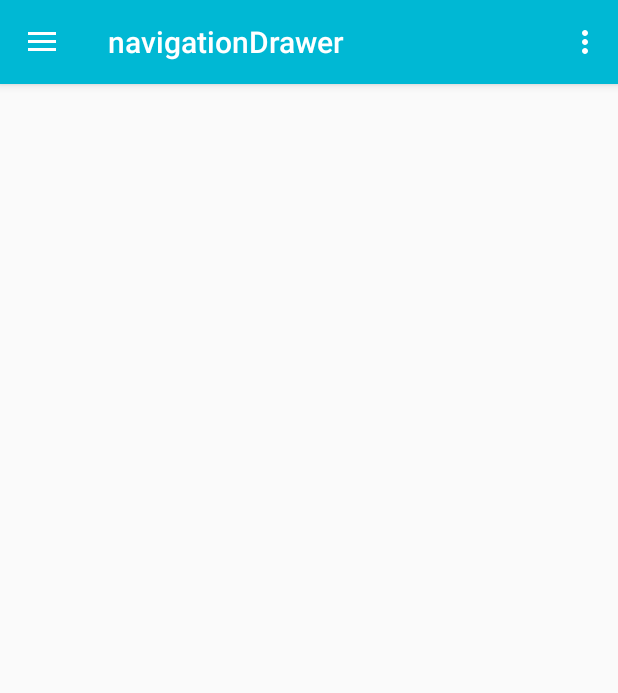
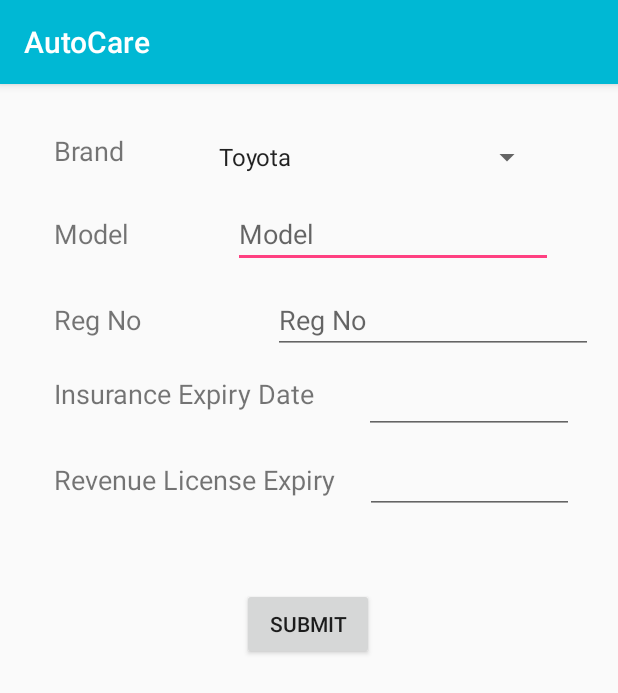
Before and after one commit to oshadaamila/AutoCare, an Android app: the screen it shows after launch once a user with an empty profile is signed in (navigationDrawer before the commit, select_vehicle after it), in the side drawer, after a tap on "Edit Vehicles", on a phone screen of 412 x 824 dp. Shown: the top 693 px of the screen. Run offline under Robolectric (Android 15) with nearby library versions, the phone set to English and light mode, and no system bars; our stand-ins replace Firebase (no records; nobody signed in at launch, a user with empty details on screens opened directly).

Commit message:
fire_base_connected

```diff
--- a/app/src/main/AndroidManifest.xml
+++ b/app/src/main/AndroidManifest.xml
@@ -51,7 +51,8 @@
         <activity
             android:name=".navigationDrawer"
             android:label="@string/title_activity_navigation_drawer"
-            android:theme="@style/AppTheme.NoActionBar"></activity>
+            android:theme="@style/AppTheme.NoActionBar" />
+        <activity android:name=".select_vehicle"></activity>
     </application>
 
 </manifest>
--- a/app/src/main/java/com/example/amila/autocare/home.java
+++ b/app/src/main/java/com/example/amila/autocare/home.java
@@ -19,8 +19,7 @@ public class home extends AppCompatActivity {
         super.onCreate(savedInstanceState);
         setContentView(R.layout.activity_home);
 
-        mPlanetTitles = getResources().getStringArray(R.array.planets_array);
-        mDrawerLayout = (DrawerLayout) findViewById(R.id.drawer_layout);
+       /* mDrawerLayout = (DrawerLayout) findViewById(R.id.drawer_layout);
         mDrawerList = (ListView) findViewById(R.id.navList);
 
         // Set the adapter for the list view
@@ -28,7 +27,7 @@ public class home extends AppCompatActivity {
                 R.layout.drawer_list_item, mPlanetTitles));
         // Set the list's click listener
         mDrawerList.setOnItemClickListener(new DrawerItemClickListener());
-        btn = findViewById(R.id.button3);
+        btn = findViewById(R.id.button3);*/
         finish();
         startActivity(new Intent(getApplicationContext(),navigationDrawer.class));
 
--- a/app/src/main/java/com/example/amila/autocare/navigationDrawer.java
+++ b/app/src/main/java/com/example/amila/autocare/navigationDrawer.java
@@ -1,5 +1,7 @@
 package com.example.amila.autocare;
 
+import android.app.Fragment;
+import android.app.FragmentManager;
 import android.content.Intent;
 import android.os.Bundle;
 import android.support.design.widget.FloatingActionButton;
@@ -26,7 +28,7 @@ public class navigationDrawer extends AppCompatActivity
         Toolbar toolbar = (Toolbar) findViewById(R.id.toolbar);
         setSupportActionBar(toolbar);
 
-
+        getSupportActionBar().setDisplayShowTitleEnabled(false);
 
         DrawerLayout drawer = (DrawerLayout) findViewById(R.id.drawer_layout);
         ActionBarDrawerToggle toggle = new ActionBarDrawerToggle(
@@ -76,18 +78,14 @@ public class navigationDrawer extends AppCompatActivity
         // Handle navigation view item clicks here.
         int id = item.getItemId();
 
-        if (id == R.id.nav_camera) {
-            // Handle the camera action
+        if (id == R.id.edit_vehicle) {
+            Intent intent =   new Intent(getApplicationContext(),select_vehicle.class);
+            startActivity(intent);
         } else if (id == R.id.logout) {
             FirebaseAuth.getInstance().signOut();
             finish();
             Intent intent =   new Intent(getApplicationContext(),MainActivity.class);
             startActivity(intent);
-
-        } else if (id == R.id.nav_slideshow) {
-
-        } else if (id == R.id.nav_manage) {
-
 
         }
 
--- /dev/null
+++ b/app/src/main/java/com/example/amila/autocare/select_vehicle.java
@@ -0,0 +1,47 @@
+package com.example.amila.autocare;
+
+import android.app.DatePickerDialog;
+import android.app.DialogFragment;
+import android.icu.util.Calendar;
+import android.os.Build;
+import android.support.annotation.RequiresApi;
+import android.support.design.widget.NavigationView;
+import android.support.v4.widget.DrawerLayout;
+import android.support.v7.app.ActionBarDrawerToggle;
+import android.support.v7.app.AppCompatActivity;
+import android.os.Bundle;
+import android.util.Log;
+import android.view.View;
+import android.widget.ArrayAdapter;
+import android.widget.Spinner;
+import android.widget.TextView;
+
+import com.google.firebase.database.DatabaseReference;
+import com.google.firebase.database.FirebaseDatabase;
+
+public class select_vehicle extends AppCompatActivity {
+    TextView insurance_date;
+    private DatabaseReference mDatabase;
+    @Override
+    protected void onCreate(Bundle savedInstanceState) {
+        super.onCreate(savedInstanceState);
+        setContentView(R.layout.activity_select_vehicle);
+        mDatabase = FirebaseDatabase.getInstance().getReference("Vehicle");
+        Spinner spinner = (Spinner) findViewById(R.id.spinner_select_brand);
+// Create an ArrayAdapter using the string array and a default spinner layout
+        ArrayAdapter<CharSequence> adapter = ArrayAdapter.createFromResource(this,
+                R.array.vehicle_brands, android.R.layout.simple_spinner_item);
+// Specify the layout to use when the list of choices appears
+        adapter.setDropDownViewResource(android.R.layout.simple_spinner_dropdown_item);
+// Apply the adapter to the spinner
+        spinner.setAdapter(adapter);
+        insurance_date = findViewById(R.id.insurance_date);
+        findViewById(R.id.button_submit).setOnClickListener(new View.OnClickListener() {
+            @Override
+            public void onClick(View v) {
+                String userId = mDatabase.push().getKey();
+                mDatabase.child(userId).setValue("this is a test value");
+            }
+        });
+
+}}
--- a/app/src/main/res/layout/activity_navigation_drawer.xml
+++ b/app/src/main/res/layout/activity_navigation_drawer.xml
@@ -6,7 +6,8 @@
     android:layout_width="match_parent"
     android:layout_height="match_parent"
     android:fitsSystemWindows="true"
-    tools:openDrawer="start">
+    tools:openDrawer="start"
+    android:theme="@style/AppTheme.NoActionBar">
 
     <include
         layout="@layout/app_bar_navigation_drawer"
--- /dev/null
+++ b/app/src/main/res/layout/activity_select_vehicle.xml
@@ -0,0 +1,144 @@
+<?xml version="1.0" encoding="utf-8"?>
+<android.support.constraint.ConstraintLayout xmlns:android="http://schemas.android.com/apk/res/android"
+    xmlns:app="http://schemas.android.com/apk/res-auto"
+    xmlns:tools="http://schemas.android.com/tools"
+    android:layout_width="match_parent"
+    android:layout_height="match_parent"
+    tools:context="com.example.amila.autocare.select_vehicle">
+
+
+    <TextView
+        android:id="@+id/textView7"
+        android:layout_width="75dp"
+        android:layout_height="32dp"
+        android:layout_marginStart="36dp"
+        android:lineSpacingExtra="14sp"
+        android:text="Model"
+        android:textSize="18sp"
+        app:layout_constraintBaseline_toBaselineOf="@+id/editText"
+        app:layout_constraintStart_toStartOf="parent" />
+
+    <TextView
+        android:id="@+id/textView8"
+        android:layout_width="75dp"
+        android:layout_height="34dp"
+        android:layout_marginStart="36dp"
+        android:layout_marginTop="32dp"
+        android:lineSpacingExtra="14sp"
+        android:text="Brand"
+        android:textSize="18sp"
+        app:layout_constraintStart_toStartOf="parent"
+        app:layout_constraintTop_toTopOf="parent" />
+
+    <Spinner
+        android:id="@+id/spinner_select_brand"
+        style="@style/Widget.AppCompat.Spinner"
+        android:layout_width="224dp"
+        android:layout_height="33dp"
+        android:layout_marginEnd="32dp"
+        android:layout_marginStart="8dp"
+        android:layout_marginTop="32dp"
+        app:layout_constraintEnd_toEndOf="parent"
+        app:layout_constraintRight_toRightOf="parent"
+        app:layout_constraintStart_toEndOf="@+id/textView8"
+        app:layout_constraintTop_toTopOf="parent" />
+
+    <EditText
+        android:id="@+id/editText"
+        android:layout_width="wrap_content"
+        android:layout_height="wrap_content"
+        android:layout_marginEnd="8dp"
+        android:layout_marginStart="8dp"
+        android:layout_marginTop="12dp"
+        android:ems="10"
+        android:hint="Model "
+        android:inputType="textPersonName"
+        app:layout_constraintEnd_toEndOf="parent"
+        app:layout_constraintStart_toEndOf="@+id/textView7"
+        app:layout_constraintTop_toBottomOf="@+id/spinner_select_brand" />
+
+    <TextView
+        android:id="@+id/textView10"
+        android:layout_width="wrap_content"
+        android:layout_height="25dp"
+        android:layout_marginStart="36dp"
+        android:text="Reg No"
+        android:textSize="18sp"
+        app:layout_constraintBaseline_toBaselineOf="@+id/editText3"
+        app:layout_constraintStart_toStartOf="parent" />
+
+    <EditText
+        android:id="@+id/editText3"
+        android:layout_width="wrap_content"
+        android:layout_height="wrap_content"
+        android:layout_marginRight="60dp"
+        android:layout_marginStart="88dp"
+        android:layout_marginTop="12dp"
+        android:ems="10"
+        android:hint="Reg No"
+        android:inputType="textPersonName"
+        app:layout_constraintRight_toRightOf="parent"
+        app:layout_constraintStart_toEndOf="@+id/textView10"
+        app:layout_constraintTop_toBottomOf="@+id/editText" />
+
+    <TextView
+        android:id="@+id/textView11"
+        android:layout_width="wrap_content"
+        android:layout_height="wrap_content"
+        android:layout_marginLeft="36dp"
+        android:layout_marginTop="24dp"
+        android:text="Insurance Expiry Date"
+        android:textSize="18sp"
+        app:layout_constraintLeft_toLeftOf="parent"
+        app:layout_constraintTop_toBottomOf="@+id/textView10" />
+
+    <EditText
+        android:id="@+id/insurance_date"
+        android:layout_width="140dp"
+        android:layout_height="wrap_content"
+        android:layout_marginEnd="8dp"
+        android:layout_marginStart="8dp"
+        android:layout_marginTop="8dp"
+        android:ems="10"
+        android:inputType="date"
+        app:layout_constraintEnd_toEndOf="parent"
+        app:layout_constraintHorizontal_bias="0.543"
+        app:layout_constraintStart_toEndOf="@+id/textView11"
+        app:layout_constraintTop_toBottomOf="@+id/editText3" />
+
+    <TextView
+        android:id="@+id/textView12"
+        android:layout_width="wrap_content"
+        android:layout_height="wrap_content"
+        android:layout_marginStart="36dp"
+        android:text="Revenue License Expiry"
+        android:textSize="18sp"
+        app:layout_constraintBaseline_toBaselineOf="@+id/revenue_license_expiry"
+        app:layout_constraintStart_toStartOf="parent" />
+
+    <EditText
+        android:id="@+id/revenue_license_expiry"
+        android:layout_width="139dp"
+        android:layout_height="wrap_content"
+        android:layout_marginEnd="8dp"
+        android:layout_marginStart="8dp"
+        android:layout_marginTop="8dp"
+        android:ems="10"
+        android:inputType="textPersonName"
+        app:layout_constraintEnd_toEndOf="parent"
+        app:layout_constraintHorizontal_bias="0.352"
+        app:layout_constraintStart_toEndOf="@+id/textView12"
+        app:layout_constraintTop_toBottomOf="@+id/insurance_date" />
+
+    <Button
+        android:id="@+id/button_submit"
+        android:layout_width="wrap_content"
+        android:layout_height="wrap_content"
+        android:layout_marginTop="60dp"
+        android:text="Submit"
+        app:layout_constraintHorizontal_bias="0.498"
+        app:layout_constraintLeft_toLeftOf="parent"
+        app:layout_constraintRight_toRightOf="parent"
+        app:layout_constraintTop_toBottomOf="@+id/textView12" />
+
+</android.support.constraint.ConstraintLayout>
--- a/app/src/main/res/layout/app_bar_navigation_drawer.xml
+++ b/app/src/main/res/layout/app_bar_navigation_drawer.xml
@@ -5,6 +5,7 @@
     android:layout_width="match_parent"
     android:layout_height="match_parent"
     tools:context="com.example.amila.autocare.navigationDrawer">
+    android:theme="@style/NoActionBar"
 
     <android.support.design.widget.AppBarLayout
         android:layout_width="match_parent"
--- a/app/src/main/res/menu/activity_navigation_drawer_drawer.xml
+++ b/app/src/main/res/menu/activity_navigation_drawer_drawer.xml
@@ -5,15 +5,15 @@
 
     <group android:checkableBehavior="single">
         <item
-            android:id="@+id/nav_camera"
+            android:id="@+id/edit_user_profile"
             android:icon="@drawable/ic_action_user"
             android:title="Edit User Profile" />
         <item
-            android:id="@+id/nav_slideshow"
+            android:id="@+id/edit_vehicle"
             android:icon="@drawable/ic_directions_car"
             android:title="Edit Vehicles" />
         <item
-            android:id="@+id/nav_gallery"
+            android:id="@+id/enter_expenses"
             android:icon="@drawable/ic_attach_money"
             android:title="Enter Expenses" />
         <item
@@ -22,7 +22,7 @@
             android:title="Search For Places" />
 
         <item
-            android:id="@+id/nav_manage"
+            android:id="@+id/settings"
             android:icon="@drawable/ic_menu_manage"
             android:title="Settings" />
     </group>
--- a/app/src/main/res/menu/navigation_drawer.xml
+++ b/app/src/main/res/menu/navigation_drawer.xml
@@ -1,9 +1,12 @@
 <?xml version="1.0" encoding="utf-8"?>
+
 <menu xmlns:android="http://schemas.android.com/apk/res/android"
-    xmlns:app="http://schemas.android.com/apk/res-auto">
+    xmlns:app="http://schemas.android.com/apk/res-auto"
+    android:theme="@style/AppTheme.NoActionBar">
     <item
         android:id="@+id/action_settings"
         android:orderInCategory="100"
         android:title="@string/action_settings"
         app:showAsAction="never" />
+
 </menu>
--- a/app/src/main/res/values/strings.xml
+++ b/app/src/main/res/values/strings.xml
@@ -14,11 +14,18 @@
 
     <string name="action_settings">Settings</string>
     <string name="title_activity_navigation">navigation</string>
-    <string-array name="planets_array">
-        <item>Mercury</item>
-        <item>Venus</item>
-        <item>Earth</item>
-        <item>Mars</item>
+    <string-array name="vehicle_brands">
+        <item>Toyota</item>
+        <item>Nissan</item>
+        <item>Honda</item>
+        <item>Mitsubishi</item>
+        <item>Other</item>
     </string-array>
     <string name="title_activity_navigation_drawer">navigationDrawer</string>
+
+    <!-- TODO: Remove or change this placeholder text -->
+    <string name="hello_blank_fragment">Hello blank fragment</string>
+    <string name="title_activity_select_vehicle">select_vehicle</string>
+    <string name="openDrawer" />
+    <string name="closeDrawer" />
 </resources>
```
Also changed, not shown: app/build.gradle (+9 -0 lines), app/src/main/res/mipmap-hdpi/ic_launcher.png, app/src/main/res/mipmap-mdpi/ic_launcher.png, app/src/main/res/mipmap-xhdpi/ic_launcher.png, app/src/main/res/mipmap-xxhdpi/ic_launcher.png, app/src/main/res/mipmap-xxxhdpi/ic_launcher.png.
